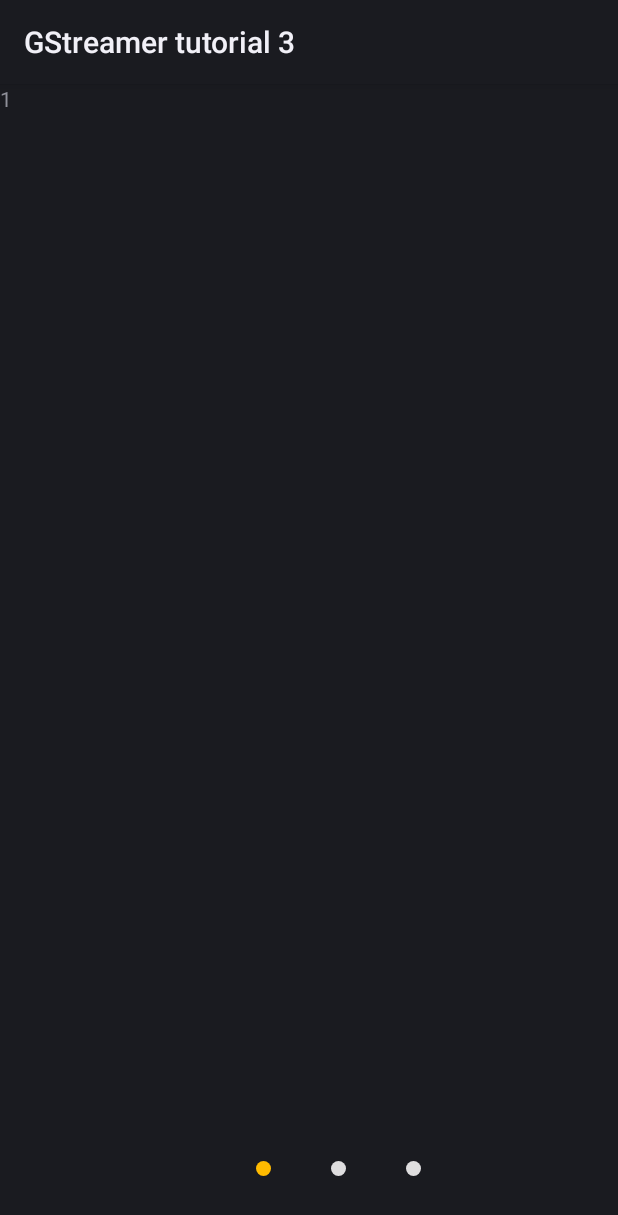
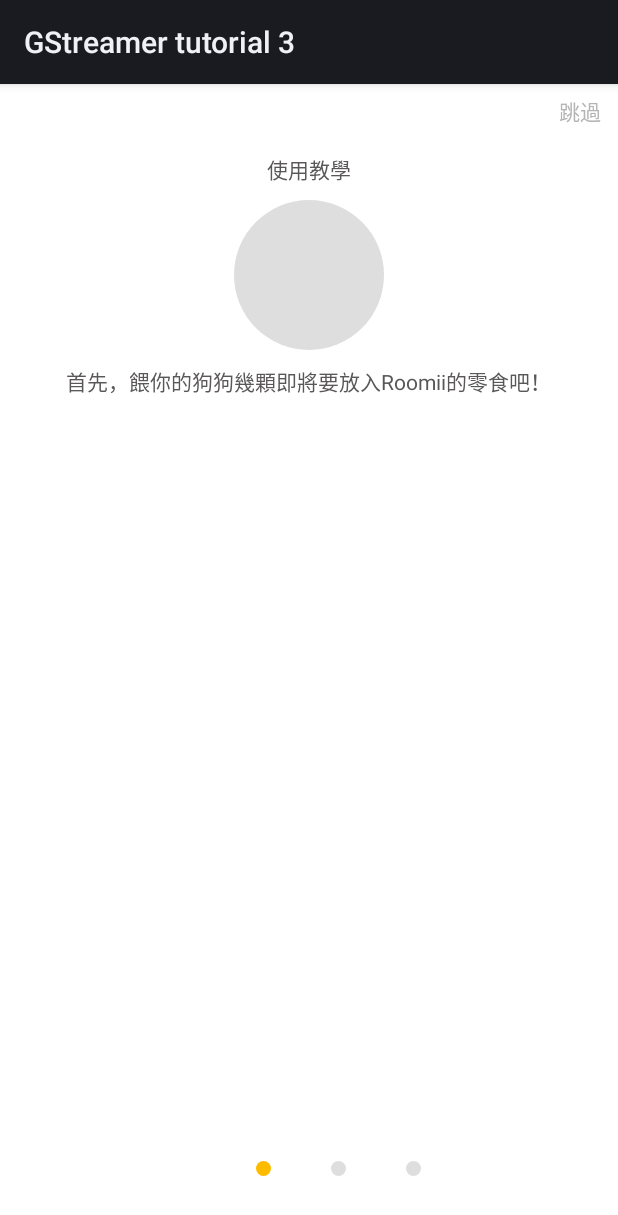
Before and after one commit to BryantTseng/PetBallAndroid, an Android app: the TeachingActivity screen opened directly, with no data from a screen before it, on a phone screen of 412 x 824 dp. Shown: the top 1215 px of the screen. Run offline under Robolectric (Android 15) with nearby library versions, the phone set to English and light mode, and no system bars.

Commit message:
finish first three teaching pages

```diff
--- a/app/src/main/java/org/freedesktop/gstreamer/tutorial_3/TeachingActivity.java
+++ b/app/src/main/java/org/freedesktop/gstreamer/tutorial_3/TeachingActivity.java
@@ -2,6 +2,7 @@ package org.freedesktop.gstreamer.tutorials.tutorial_3;
 //package comzhf.android_viewpager;
 
 import android.app.Activity;
+import android.content.Intent;
 import android.os.Bundle;
 import android.support.v4.view.PagerAdapter;
 import android.support.v4.view.ViewPager;
@@ -26,7 +27,6 @@ public class TeachingActivity extends Activity {
     private ImageView imageView;
  //定義一個ImageVIew數組，來存放生成的小園點
     private ImageView[] imageViews;
-    private Button startButton;
     private View v1;
     private View v2;
     private View v3;
@@ -40,15 +40,15 @@ public class TeachingActivity extends Activity {
         initPointer();
         initViewPager();
 
+    }
 
-        startButton = (Button) v3.findViewById(R.id.start_button);
-        startButton.setOnClickListener(new View.OnClickListener() {
-            @Override
-            public void onClick(View view) {
-                setContentView(R.layout.activity_teaching);
-            }
-        });
+    public void click(View v){
+        Intent intent = new Intent();
+        intent.setClass(TeachingActivity.this , org.freedesktop.gstreamer.tutorials.tutorial_3.Tutorial3.class);
+        startActivity(intent);
+
     }
+
     private void initPages(){
         LayoutInflater mInflater = getLayoutInflater().from(this);
 
@@ -59,28 +59,25 @@ public class TeachingActivity extends Activity {
         viewList.add(v1);
         viewList.add(v2);
         viewList.add(v3);
-        //titleList = new ArrayList<CharSequence>();
-//        titleList.add("第一個頁面");
-//        titleList.add("第二個頁面");
-//        titleList.add("第三個頁面");
+
 
         mViewPager = (ViewPager) findViewById(R.id.viewpager);
     }
     private void initPointer() {
         group = (ViewGroup) findViewById(R.id.viewGroup);
-        //有多少個界面就new多長的數組
+
         imageViews = new ImageView[viewList.size()];
         for (int i = 0; i < imageViews.length; i++) {
             LinearLayout.LayoutParams margin = new LinearLayout.LayoutParams(
                     LinearLayout.LayoutParams.WRAP_CONTENT,
                     LinearLayout.LayoutParams.WRAP_CONTENT);
-            //设置每个小圆点距离左边的间距
+
             margin.setMargins(60, 0, 0, 0);
 
             imageView = new ImageView(this);
-            //設置控制項的寬高
+
             imageView.setLayoutParams(new ViewGroup.LayoutParams(25, 25));
-            //設置控制項的padding屬性
+
             //imageView.setPadding(30, 0, 30, 0);
 
             imageViews[i] = imageView;
@@ -151,8 +148,6 @@ public class TeachingActivity extends Activity {
             return super.getItemPosition(object);
         }
 
-
-        // 將每一頁的布局填充如ViewGroup容器中
         @Override
         public Object instantiateItem(ViewGroup container, int position) {
             container.addView(viewList.get(position));
--- a/app/src/main/res/layout/activity_teaching.xml
+++ b/app/src/main/res/layout/activity_teaching.xml
@@ -2,7 +2,7 @@
 <RelativeLayout xmlns:android="http://schemas.android.com/apk/res/android"
     xmlns:tools="http://schemas.android.com/tools"
     android:layout_width="match_parent"
-    android:layout_height="match_parent" >
+    android:layout_height="match_parent">
 
     <android.support.v4.view.ViewPager
         android:id="@+id/viewpager"
@@ -10,14 +10,16 @@
         android:layout_height="fill_parent" />
 
 
+
+
     <LinearLayout
-        android:orientation="horizontal"
+        android:id="@+id/viewGroup"
+        android:layout_width="fill_parent"
         android:layout_height="wrap_content"
-        android:layout_width="fill_parent"
-        android:id="@+id/viewGroup"
         android:layout_alignParentBottom="true"
+        android:layout_marginBottom="40dp"
         android:gravity="center_horizontal"
-        android:layout_marginBottom="40dp">
+        android:orientation="horizontal">
 
     </LinearLayout>
 
--- a/app/src/main/res/layout/teaching_1.xml
+++ b/app/src/main/res/layout/teaching_1.xml
@@ -1,10 +1,60 @@
 <?xml version="1.0" encoding="utf-8"?>
 <LinearLayout xmlns:android="http://schemas.android.com/apk/res/android"
     android:layout_width="match_parent"
+    android:orientation="vertical"
+    android:background="#FFFFFFFF"
     android:layout_height="match_parent">
-    <TextView
-        android:id="@+id/text"
-        android:layout_width="wrap_content"
+
+    <LinearLayout
+        android:layout_width="match_parent"
         android:layout_height="wrap_content"
-        android:text="1" />
+        android:gravity="right"
+        android:orientation="horizontal">
+        <Button
+            android:id="@+id/jump_button"
+            android:layout_width="40dip"
+            android:layout_height="25dip"
+            android:onClick="click"
+            android:background="#00000000"
+            android:layout_margin="5dip"
+            android:textColor="#B5B5B6"
+            android:text="跳過" />
+
+    </LinearLayout>
+
+    <LinearLayout
+        android:layout_width="match_parent"
+        android:layout_height="wrap_content"
+        android:gravity="center"
+        android:layout_margin="10dip"
+        android:orientation="vertical">
+
+        <TextView
+            android:id="@+id/text1"
+            android:layout_width="wrap_content"
+            android:layout_height="wrap_content"
+            android:textColor="#595757"
+            android:text="使用教學" />
+
+        <ImageView
+            android:id="@+id/imageView1"
+            android:layout_width="100dip"
+            android:layout_height="100dip"
+            android:layout_alignParentLeft="true"
+            android:layout_alignParentTop="true"
+            android:layout_margin="10dip"
+            android:maxHeight="10dip"
+            android:maxWidth="10dip"
+            android:src="@drawable/gray_circle" />
+        <TextView
+            android:id="@+id/text2"
+            android:layout_width="wrap_content"
+            android:layout_height="wrap_content"
+            android:textColor="#595757"
+            android:text="首先，餵你的狗狗幾顆即將要放入Roomii的零食吧！" />
+
+
+    </LinearLayout>
+
+
 </LinearLayout>
```
Also changed, not shown: app/src/main/res/layout/teaching_2.xml (+54 -4 lines), app/src/main/res/layout/teaching_3.xml (+56 -6 lines), 6 other files.
